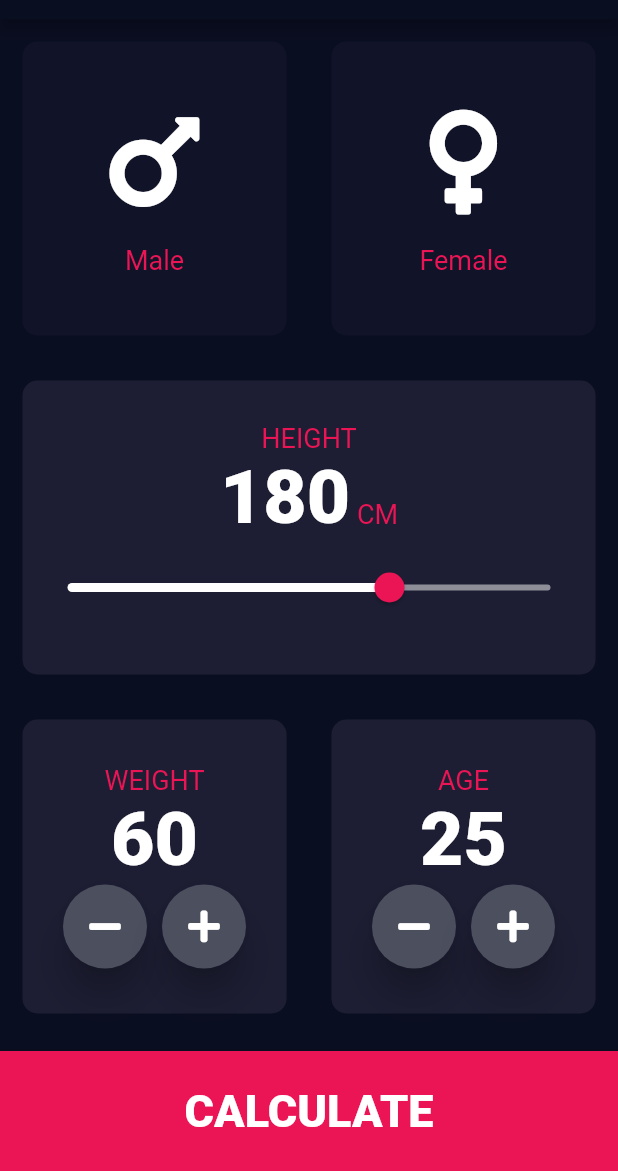
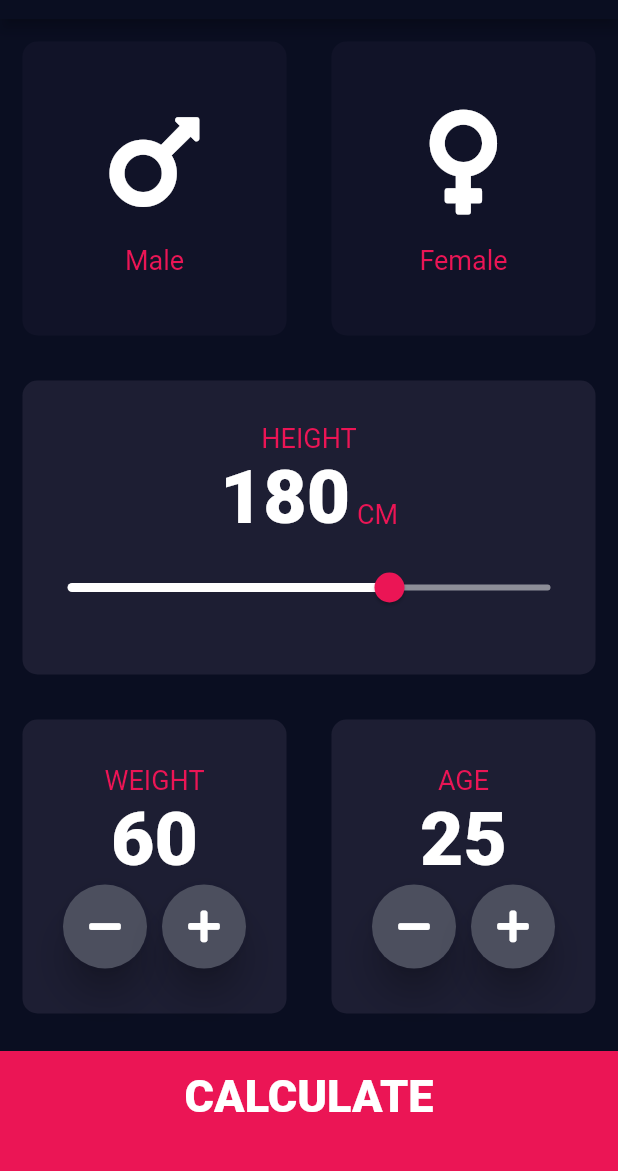
Before and after one commit to githubanis/bmi-calculator-flutter, a Flutter app: the screen it shows after launch, on a phone screen of 412 x 824 dp, the part 65-1236 px from its top. Run offline on Flutter 3.47's test engine with Material 2 defaults, Android fonts, the phone set to English and light mode, and no system bars; our stand-ins replace font_awesome_flutter.

```diff
--- /dev/null
+++ b/lib/components/bottom_button.dart
@@ -0,0 +1,31 @@
+import 'package:flutter/material.dart';
+
+import '../constants.dart';
+
+class BottomButton extends StatelessWidget {
+  BottomButton({@required this.buttonTitle, @required this.onTap});
+  final String buttonTitle;
+  final Function onTap;
+  @override
+  Widget build(BuildContext context) {
+    return GestureDetector(
+      onTap: onTap,
+      child: Container(
+        color: kBottomContainerColor,
+        margin: EdgeInsets.only(top: 10.0),
+        width: double.infinity,
+        height: kBottomContainerHeight,
+        padding: EdgeInsets.only(bottom: 20.0),
+        child: Row(
+          mainAxisAlignment: MainAxisAlignment.center,
+          children: <Widget>[
+            Text(
+              buttonTitle,
+              style: kLargeButtonTextStyle,
+            ),
+          ],
+        ),
+      ),
+    );
+  }
+}
--- a/lib/icon_content.dart
+++ b/lib/components/icon_content.dart
@@ -1,6 +1,6 @@
 import 'package:flutter/material.dart';
 
-import 'constants.dart';
+import '../constants.dart';
 
 class IconContent extends StatelessWidget {
   IconContent({this.icon, this.level});
--- a/lib/main.dart
+++ b/lib/main.dart
@@ -1,6 +1,6 @@
 import 'package:flutter/material.dart';
 
-import 'input_page.dart';
+import 'screens/input_page.dart';
 
 void main() => runApp(BMICalculator());
 
--- a/lib/input_page.dart
+++ b/lib/screens/input_page.dart
@@ -1,10 +1,13 @@
+import 'package:bmi_calculator/calculator_brain.dart';
+import 'package:bmi_calculator/components/icon_content.dart';
+import 'package:bmi_calculator/components/roundIconButton.dart';
 import 'package:flutter/material.dart';
 import 'package:font_awesome_flutter/font_awesome_flutter.dart';
 
-import 'constants.dart';
-import 'icon_content.dart';
-import 'reusable_card.dart';
-import 'roundIconButton.dart';
+import '../components/bottom_button.dart';
+import '../components/reusable_card.dart';
+import '../constants.dart';
+import 'results_page.dart';
 
 enum Gender {
   Male,
@@ -211,23 +214,22 @@ class _InputPageState extends State<InputPage> {
               ],
             ),
           ),
-          Container(
-            color: kBottomContainerColor,
-            margin: EdgeInsets.only(top: 10.0),
-            width: double.infinity,
-            height: kBottomContainerHeight,
-            child: Row(
-              mainAxisAlignment: MainAxisAlignment.center,
-              children: <Widget>[
-                Text(
-                  'CALCULATE',
-                  style: TextStyle(
-                    fontSize: 30.0,
-                    fontWeight: FontWeight.w900,
+          BottomButton(
+            buttonTitle: 'CALCULATE',
+            onTap: () {
+              CalculatorBrain calc =
+                  CalculatorBrain(height: height, weight: weight);
+              Navigator.push(
+                context,
+                MaterialPageRoute(
+                  builder: (context) => ResultsPage(
+                    bmiResult: calc.calculateBMI(),
+                    interpretation: calc.getInterpretation(),
+                    resultText: calc.getResult(),
                   ),
                 ),
-              ],
-            ),
+              );
+            },
           ),
         ],
       ),
```
Also changed, not shown: lib/calculator_brain.dart (added, +35 -0 lines), lib/constants.dart (+21 -0 lines), lib/screens/results_page.dart (added, +70 -0 lines), lib/components/reusable_card.dart (renamed from lib/reusable_card.dart), lib/components/roundIconButton.dart (renamed from lib/roundIconButton.dart).
